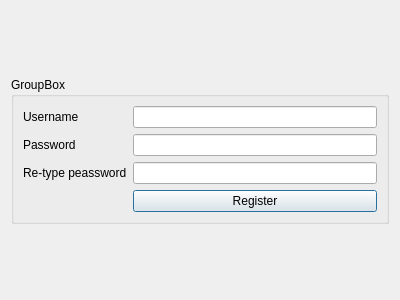
UdbhavU/PasswordManager, file registerdialog.ui: the form before one commit.
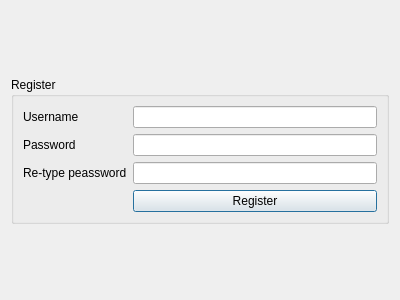
The form after the commit.

Patch:
```diff
--- a/registerdialog.ui
+++ b/registerdialog.ui
@@ -32,7 +32,7 @@
      <item>
       <widget class="QGroupBox" name="groupBox">
        <property name="title">
-        <string>GroupBox</string>
+        <string>Register</string>
        </property>
        <layout class="QVBoxLayout" name="verticalLayout_3">
         <item>
```
